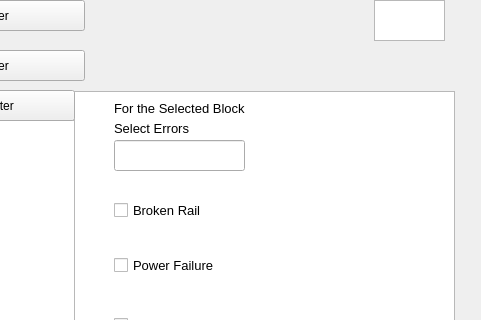
Above: senv/tkm_test.ui from robertfoster5/1140_Team_Falcon before the change; both pictures show x 556 to 1037 and y 0 to 320 of the 1037 by 977 pixel window. Below: the same form after it.
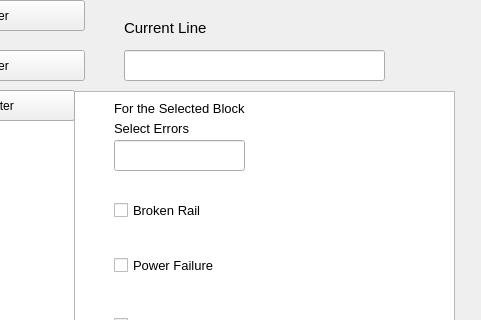
That is the form after the change.

```diff
--- a/senv/tkm_test.ui
+++ b/senv/tkm_test.ui
@@ -14,16 +14,6 @@
    <string>MainWindow</string>
   </property>
   <widget class="QWidget" name="centralwidget">
-   <widget class="QGraphicsView" name="graphicsView">
-    <property name="geometry">
-     <rect>
-      <x>930</x>
-      <y>0</y>
-      <width>71</width>
-      <height>41</height>
-     </rect>
-    </property>
-   </widget>
    <widget class="QCheckBox" name="checkBox">
     <property name="geometry">
      <rect>
@@ -447,6 +437,34 @@
      <string>Refresh</string>
     </property>
    </widget>
+   <widget class="QLineEdit" name="curLin">
+    <property name="geometry">
+     <rect>
+      <x>680</x>
+      <y>50</y>
+      <width>261</width>
+      <height>31</height>
+     </rect>
+    </property>
+   </widget>
+   <widget class="QLabel" name="label_2">
+    <property name="geometry">
+     <rect>
+      <x>680</x>
+      <y>20</y>
+      <width>161</width>
+      <height>16</height>
+     </rect>
+    </property>
+    <property name="font">
+     <font>
+      <pointsize>11</pointsize>
+     </font>
+    </property>
+    <property name="text">
+     <string>Current Line</string>
+    </property>
+   </widget>
    <zorder>textBrowser</zorder>
    <zorder>checkBox</zorder>
    <zorder>checkBox_2</zorder>
```
Left out of the diff: 3 changed lines with no effect on the pictures.
